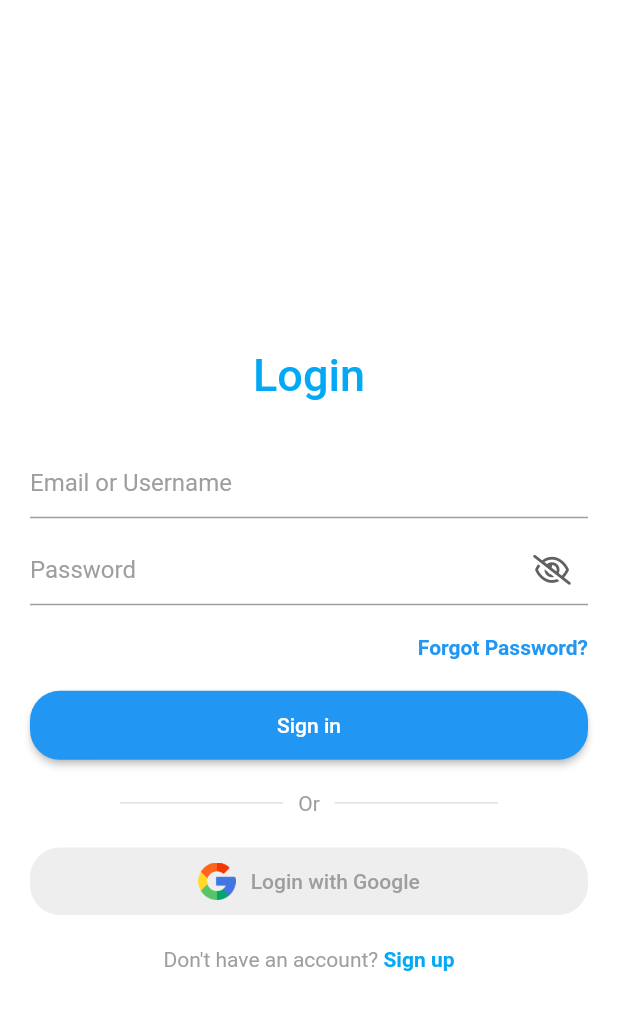
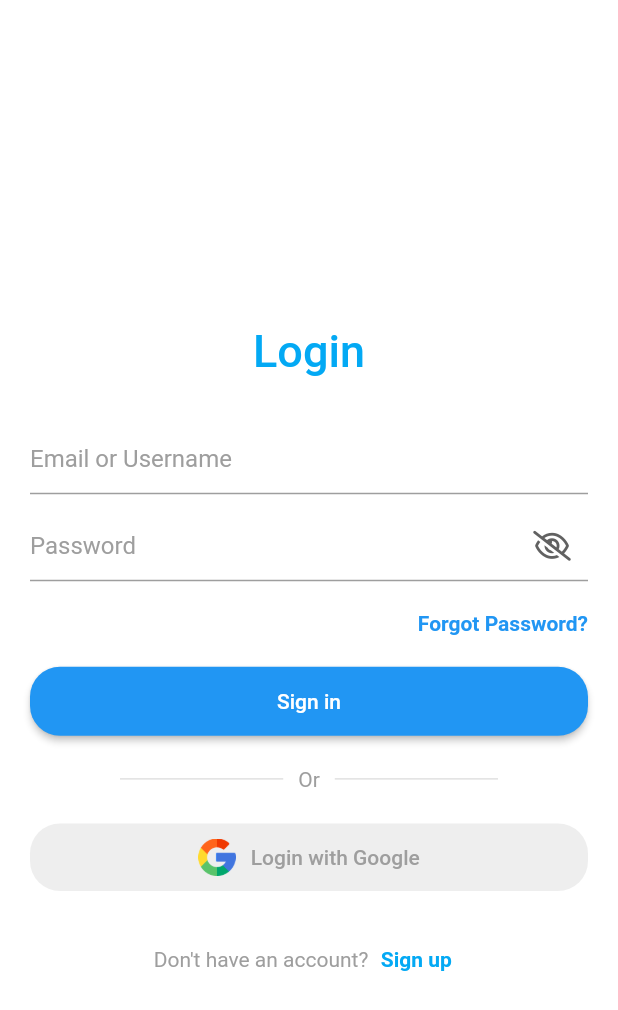
Before and after one commit to quocvinh0401/practice-firebase-flutter, a Flutter app: the screen it shows after launch, after a tap on "Login with Google", on a phone screen of 412 x 824 dp. Shown: the top 1010 px of the screen. Run offline on Flutter 3.47's test engine with Material 2 defaults, Android fonts, the light colour scheme and no system bars; our stand-ins replace cloud_firestore, firebase_auth, firebase_core, font_awesome_flutter, google_sign_in, logger; accounts and stored records are empty.

Commit message:
update login feature

```diff
--- /dev/null
+++ b/lib/core/core.dart
@@ -0,0 +1,2 @@
+export './logger.dart';
+export './navigator.dart';
--- /dev/null
+++ b/lib/core/logger.dart
@@ -0,0 +1,5 @@
+import 'package:logger/logger.dart';
+
+Function log(String title){
+  return (Level level, String content) => Logger().log(level, '[$title] $content');
+}
--- /dev/null
+++ b/lib/core/navigator.dart
@@ -0,0 +1,12 @@
+import 'package:flutter/cupertino.dart';
+import 'package:practice_firebase/screens/home_screen.dart';
+
+class Navigate {
+  BuildContext context;
+
+  Navigate({required this.context});
+
+  void goToHome(){
+    Navigator.pushNamed(context, HomeScreen.route);
+  }
+}
--- a/lib/data/firebase.dart
+++ b/lib/data/firebase.dart
@@ -1,5 +1,13 @@
+import 'package:cloud_firestore/cloud_firestore.dart';
 import 'package:firebase_auth/firebase_auth.dart';
 import 'package:google_sign_in/google_sign_in.dart';
+import 'package:logger/logger.dart';
+import 'package:practice_firebase/core/core.dart';
+import 'package:practice_firebase/models/user_model.dart';
+
+final logger = log('firebase');
+
+final db = FirebaseFirestore.instance;
 
 class FirebaseService {
   final FirebaseAuth _auth = FirebaseAuth.instance;
@@ -14,15 +22,40 @@ class FirebaseService {
         idToken: googleSignInAuthentication.idToken
       );
       final response = await _auth.signInWithCredential(credential);
-      print('googleSignInAccount--------->>>$googleSignInAccount');
-      print('googleSignInAuthentication--------->>>$googleSignInAuthentication');
-      print('credential--------->>>$credential');
       return response;
-
-
     } on FirebaseAuthException catch (error) {
-      print(error.message);
+      logger(Level.error, 'sign in with google fail:: $error');
       return 'error';
     }
   }
+
+  Future signOut() async {
+    _auth.signOut();
+  }
+
+  Future getUsers() async {
+    try {
+      final user = await db.collection('user').get();
+      return user.docs;
+    } on FirebaseAuthException catch (error) {
+      logger(Level.error, 'get users fail::: $error');
+      throw Exception('get users fail');
+    }
+  }
+
+  Future<bool> checkUserExist(UserModel user) async {
+    final List users = await getUsers();
+    return users.any((u) => u.data() == user.login);
+  }
+
+  Future<bool> addUser(UserModel user) async {
+    try {
+      await db.collection('user').doc(user.login).set(user.toFirestore());
+      logger(Level.debug, 'add user success');
+      return true;
+    } on FirebaseException catch (e) {
+      logger(Level.error, 'error add user--->>>$e');
+      throw Exception('add user error::: $e');
+    }
+  }
 }
--- a/lib/main.dart
+++ b/lib/main.dart
@@ -2,6 +2,7 @@ import 'package:firebase_core/firebase_core.dart';
 import 'package:flutter/material.dart';
 import 'package:flutter/services.dart';
 import 'package:firebase_auth/firebase_auth.dart';
+import 'package:practice_firebase/screens/register_screen.dart';
 
 
 import 'package:practice_firebase/screens/screen.dart';
@@ -24,7 +25,8 @@ class SocialApp extends StatelessWidget {
       initialRoute: '/login',
       routes: {
         '/': (context) => const HomeScreen(),
-        '/login': (context) => const LoginScreen()
+        '/login': (context) => const LoginScreen(),
+        '/register': (context) => const RegisterScreen()
       },
     );
   }
--- a/lib/models/user_model.dart
+++ b/lib/models/user_model.dart
@@ -1,5 +1,29 @@
+import 'package:firebase_auth/firebase_auth.dart';
+
 class UserModel {
-  String? email;
-  String? password;
-  String? avaUrl;
+  final String? login;
+  final String? password;
+  final String? nickname;
+  final String? avatar;
+
+  UserModel({this.password, this.avatar, this.nickname, this.login});
+
+  factory UserModel.fromFirestore(
+      UserCredential user
+      ){
+    return UserModel(
+      login: user.additionalUserInfo?.profile?['email'],
+      nickname: user.additionalUserInfo?.profile?['name'],
+      avatar: user.additionalUserInfo?.profile?['picture']
+    );
+  }
+
+  Map<String, dynamic> toFirestore(){
+    return {
+      if (login != null) 'login': login,
+      if (password != null) 'password': password,
+      if (nickname != null) 'nickname': nickname,
+      if (avatar != null) 'avatar': avatar,
+    };
+  }
 }
--- a/lib/presenters/login_presenter.dart
+++ b/lib/presenters/login_presenter.dart
@@ -1,13 +1,23 @@
 import 'package:firebase_auth/firebase_auth.dart';
 import 'package:practice_firebase/data/firebase.dart';
+import 'package:practice_firebase/models/user_model.dart';
 import 'package:practice_firebase/presenters/presenter.dart';
 import 'package:practice_firebase/views/login_view.dart';
 
 class LoginPresenter extends Presenter<LoginView> {
-  final FirebaseService _firebaseService = FirebaseService();
+  final _firebaseService = FirebaseService();
 
   signInWithGoogle() async {
-    final temp = await _firebaseService!.signInWithGoogle();
-    getView().onSignInWithGoogle(temp);
+    try {
+      final res = await _firebaseService!.signInWithGoogle();
+      final user = UserModel.fromFirestore(res);
+
+      bool checkUserExist = await _firebaseService.checkUserExist(user);
+      if (!checkUserExist) await _firebaseService.addUser(user);
+
+      getView().onSignInWithGoogleSuccess(user);
+    } on Exception catch (e) {
+      getView().onSignInWithGoogleError(e);
+    }
   }
 }
--- a/lib/screens/home_screen.dart
+++ b/lib/screens/home_screen.dart
@@ -1,10 +1,40 @@
 import 'package:flutter/material.dart';
 
 class HomeScreen extends StatelessWidget {
+  static String route = '/';
   const HomeScreen({Key? key}) : super(key: key);
 
   @override
   Widget build(BuildContext context) {
-    return const Placeholder();
+    return Scaffold(
+      appBar: AppBar(
+        title: Text('Home'),
+      ),
+      drawer: Drawer(
+        child: ListView(
+          padding: EdgeInsets.all(0),
+          children: [
+            DrawerHeader(
+              decoration: BoxDecoration(
+                color: Colors.lightBlue
+              ),
+              child: Column(
+                children: [
+                  CircleAvatar(
+                    backgroundColor: Colors.yellow,
+                  ),
+                  Text('test'),
+                ],
+              ),
+            ),
+            ListTile(
+              leading: Icon(Icons.logout),
+              title: Text('Log out'),
+              onTap: (){},
+            )
+          ],
+        ),
+      ),
+    );
   }
 }
--- a/lib/screens/login_screen.dart
+++ b/lib/screens/login_screen.dart
@@ -1,7 +1,10 @@
 import 'package:flutter/material.dart';
 import 'package:font_awesome_flutter/font_awesome_flutter.dart';
+import 'package:practice_firebase/models/user_model.dart';
 import 'package:practice_firebase/presenters/login_presenter.dart';
 import 'package:practice_firebase/views/login_view.dart';
+import 'package:practice_firebase/data/firebase.dart';
+import 'package:practice_firebase/core/core.dart';
 
 class LoginScreen extends StatefulWidget {
   const LoginScreen({Key? key}) : super(key: key);
@@ -12,13 +15,18 @@ class LoginScreen extends StatefulWidget {
 
 class _LoginScreenState extends State<LoginScreen> implements LoginView {
   LoginPresenter? _presenter;
+  Navigate? _navigate;
   bool _obscureText = true;
+
+  final FirebaseService _firebaseService = FirebaseService();
 
   @override
   void initState() {
     super.initState();
     _presenter = LoginPresenter();
     _presenter!.attachView(this);
+
+    _navigate = Navigate(context: context);
   }
 
   @override
@@ -107,7 +115,10 @@ class _LoginScreenState extends State<LoginScreen> implements LoginView {
                     children: [
                       Expanded(
                         child: ElevatedButton(
-                          onPressed: () {},
+                          onPressed: () async {
+                            final user = await _firebaseService.getUsers();
+                            print(user);
+                          },
                           style: ElevatedButton.styleFrom(
                               padding: const EdgeInsets.symmetric(vertical: 15),
                               shape: RoundedRectangleBorder(borderRadius: BorderRadius.circular(20))),
@@ -171,7 +182,9 @@ class _LoginScreenState extends State<LoginScreen> implements LoginView {
                                 'assets/images/google.png',
                                 height: 25,
                               ),
-                              const SizedBox(width: 10,),
+                              const SizedBox(
+                                width: 10,
+                              ),
                               const Text(
                                 'Login with Google',
                                 style: TextStyle(color: Colors.grey),
@@ -185,20 +198,26 @@ class _LoginScreenState extends State<LoginScreen> implements LoginView {
                   const SizedBox(
                     height: 20,
                   ),
-                  RichText(
-                    text: const TextSpan(
-                      text: 'Don\'t have an account? ',
-                      style: TextStyle(color: Colors.grey),
-                      children: [
-                        TextSpan(
-                          text: 'Sign up',
+                  Row(
+                    mainAxisAlignment: MainAxisAlignment.center,
+                    children: [
+                      const Text(
+                        'Don\'t have an account?',
+                        style: TextStyle(color: Colors.grey),
+                      ),
+                      TextButton(
+                        onPressed: () {
+                          Navigator.pushNamed(context, '/register');
+                        },
+                        child: const Text(
+                          'Sign up',
                           style: TextStyle(
                             color: Colors.lightBlue,
                             fontWeight: FontWeight.w600,
                           ),
                         ),
-                      ],
-                    ),
+                      )
+                    ],
                   )
                 ],
               ),
@@ -210,7 +229,12 @@ class _LoginScreenState extends State<LoginScreen> implements LoginView {
   }
 
   @override
-  void onSignInWithGoogle(user) {
-    print('user-------->>>$user');
+  void onSignInWithGoogleError(error) {
+
+  }
+
+  @override
+  void onSignInWithGoogleSuccess(UserModel user) {
+    _navigate!.goToHome();
   }
 }
--- /dev/null
+++ b/lib/views/home_view.dart
@@ -0,0 +1,3 @@
+abstract class HomeView {
+  void logout();
+}
--- a/lib/views/login_view.dart
+++ b/lib/views/login_view.dart
@@ -1,3 +1,6 @@
+import 'package:practice_firebase/models/user_model.dart';
+
 abstract class LoginView {
-  void onSignInWithGoogle(user);
+  void onSignInWithGoogleSuccess(UserModel user);
+  void onSignInWithGoogleError(error);
 }
--- a/pubspec.yaml
+++ b/pubspec.yaml
@@ -39,6 +39,8 @@ dependencies:
   firebase_auth: ^4.3.0
   firebase_core: ^2.8.0
   google_sign_in: ^6.0.2
+  cloud_firestore: ^4.5.0
+  logger: ^1.3.0
 
 dev_dependencies:
   flutter_test:
```
Also changed, not shown: lib/presenters/home_presenter.dart (added, +11 -0 lines), lib/provider/auth_provider.dart (added, +8 -0 lines), lib/screens/register_screen.dart (added, +108 -0 lines), pubspec.lock, 1 other file.
